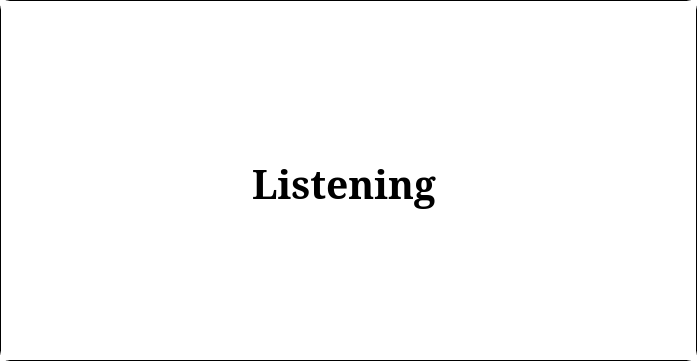
Achu-Worifung/quickMove, file ui/listening_window.ui: the form before one commit.
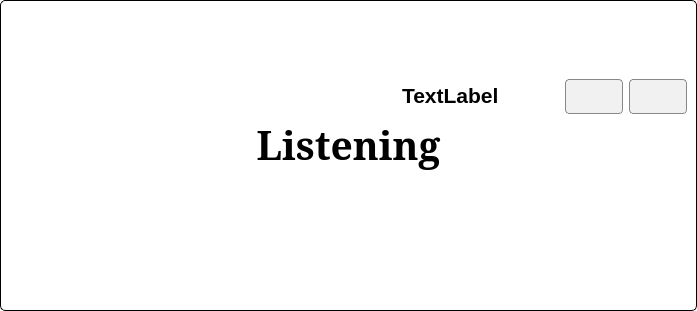
The form after the commit. Icons and pictures are not drawn.

Commit message: implemented whisper model size toggle --added minimized size to whisper model

```diff
--- a/ui/listening_window.ui
+++ b/ui/listening_window.ui
@@ -7,28 +7,26 @@
     <x>0</x>
     <y>0</y>
     <width>697</width>
-    <height>361</height>
+    <height>311</height>
    </rect>
   </property>
   <property name="windowTitle">
    <string>Frame</string>
   </property>
   <property name="styleSheet">
-   <string notr="true">QFrame#Frame {
-    border-radius: 10px;
-    border: 0.5px solid black;
-    background-color:transparent;
-
-}
-
-QPushButton {
-    border-style: none;
-    border-color: none;
-    padding: 4px;
-    font-size: 20px;
+   <string notr="true">/* Corrected stylesheet */
+QFrame#Frame {
+    border: 1px solid black; 
     border-radius: 5px;
+    background-color: rgb(255, 255, 255); /* Or use #ffffff */
 }
-</string>
+
+QPushButton {
+    padding: 4px 12px;
+    border: 1px solid #888;
+    border-radius: 4px;
+    background-color: #f1f1f1;
+}</string>
   </property>
   <layout class="QVBoxLayout" name="verticalLayout_2">
    <property name="spacing">
@@ -47,71 +45,61 @@
     <number>0</number>
    </property>
    <item>
-    <widget class="QStackedWidget" name="stackedWidget">
-     <widget class="QWidget" name="modelloaded">
-      <widget class="QScrollArea" name="scrollArea">
-       <property name="geometry">
-        <rect>
-         <x>0</x>
-         <y>0</y>
-         <width>695</width>
-         <height>359</height>
-        </rect>
-       </property>
-       <property name="styleSheet">
-        <string notr="true">border:none</string>
-       </property>
-       <property name="widgetResizable">
-        <bool>true</bool>
-       </property>
-       <property name="alignment">
-        <set>Qt::AlignLeading|Qt::AlignLeft|Qt::AlignTop</set>
-       </property>
-       <widget class="QWidget" name="scrollAreaWidgetContents">
-        <property name="geometry">
-         <rect>
-          <x>0</x>
-          <y>0</y>
-          <width>695</width>
-          <height>359</height>
-         </rect>
-        </property>
-        <property name="styleSheet">
-         <string notr="true">
-background-color:rgb(255, 255, 255);
-border:none;</string>
-        </property>
         <layout class="QVBoxLayout" name="verticalLayout">
          <property name="spacing">
           <number>0</number>
          </property>
-         <property name="leftMargin">
-          <number>0</number>
-         </property>
-         <property name="topMargin">
-          <number>0</number>
-         </property>
          <item alignment="Qt::AlignRight">
           <widget class="QWidget" name="widget_4" native="true">
+       <property name="sizePolicy">
+        <sizepolicy hsizetype="Expanding" vsizetype="Preferred">
+         <horstretch>0</horstretch>
+         <verstretch>0</verstretch>
+        </sizepolicy>
+       </property>
            <property name="maximumSize">
             <size>
-             <width>200</width>
+         <width>100000</width>
              <height>50</height>
             </size>
            </property>
            <property name="styleSheet">
-            <string notr="true">background-color:rgb(255, 255, 255);
-buttons{
-
-    border-style: outset;
-    border-width: 2px;
-    border-radius: 15px;
-    border-color: black;
-    padding: 4px;
-font:20px
-}</string>
-           </property>
-           <layout class="QHBoxLayout" name="horizontalLayout_2">
+        <string notr="true">QPushButton {
+                    padding: 4px 12px;
+                    border: 1px solid #888;
+                    border-radius: 4px;
+                    background-color: #f1f1f1;
+                }</string>
+       </property>
+       <layout class="QHBoxLayout" name="horizontalLayout">
+        <item>
+         <widget class="QLabel" name="title">
+          <property name="font">
+           <font>
+            <family>MS Shell Dlg 2</family>
+            <pointsize>16</pointsize>
+            <weight>75</weight>
+            <bold>true</bold>
+           </font>
+          </property>
+          <property name="text">
+           <string>TextLabel</string>
+          </property>
+         </widget>
+        </item>
+        <item>
+         <spacer name="horizontalSpacer">
+          <property name="orientation">
+           <enum>Qt::Horizontal</enum>
+          </property>
+          <property name="sizeHint" stdset="0">
+           <size>
+            <width>60</width>
+            <height>20</height>
+           </size>
+          </property>
+         </spacer>
+        </item>
             <item>
              <widget class="QPushButton" name="min">
               <property name="minimumSize">
@@ -134,7 +122,7 @@
               </property>
              </widget>
             </item>
-            <item alignment="Qt::AlignTop">
+        <item>
              <widget class="QPushButton" name="close_button">
               <property name="sizePolicy">
                <sizepolicy hsizetype="Minimum" vsizetype="Expanding">
@@ -240,65 +228,6 @@
           </widget>
          </item>
         </layout>
-       </widget>
-      </widget>
-     </widget>
-     <widget class="QWidget" name="loading_pane">
-      <widget class="QPushButton" name="loading_btn">
-       <property name="geometry">
-        <rect>
-         <x>300</x>
-         <y>110</y>
-         <width>91</width>
-         <height>71</height>
-        </rect>
-       </property>
-       <property name="text">
-        <string/>
-       </property>
-       <property name="icon">
-        <iconset>
-         <normaloff>../Icons/loading.ico</normaloff>../Icons/loading.ico</iconset>
-       </property>
-       <property name="iconSize">
-        <size>
-         <width>400</width>
-         <height>400</height>
-        </size>
-       </property>
-      </widget>
-      <widget class="QLabel" name="loading_label">
-       <property name="geometry">
-        <rect>
-         <x>0</x>
-         <y>210</y>
-         <width>691</width>
-         <height>50</height>
-        </rect>
-       </property>
-       <property name="maximumSize">
-        <size>
-         <width>16777215</width>
-         <height>50</height>
-        </size>
-       </property>
-       <property name="font">
-        <font>
-         <family>MS Serif</family>
-         <pointsize>29</pointsize>
-         <weight>75</weight>
-         <bold>true</bold>
-        </font>
-       </property>
-       <property name="text">
-        <string/>
-       </property>
-       <property name="alignment">
-        <set>Qt::AlignCenter</set>
-       </property>
-      </widget>
-     </widget>
-    </widget>
    </item>
   </layout>
  </widget>
```
Left out of the diff: 3 changed lines with no effect on the pictures. Lines whose indentation alone changed are shown as unchanged. The commit also changes 1 other file.
